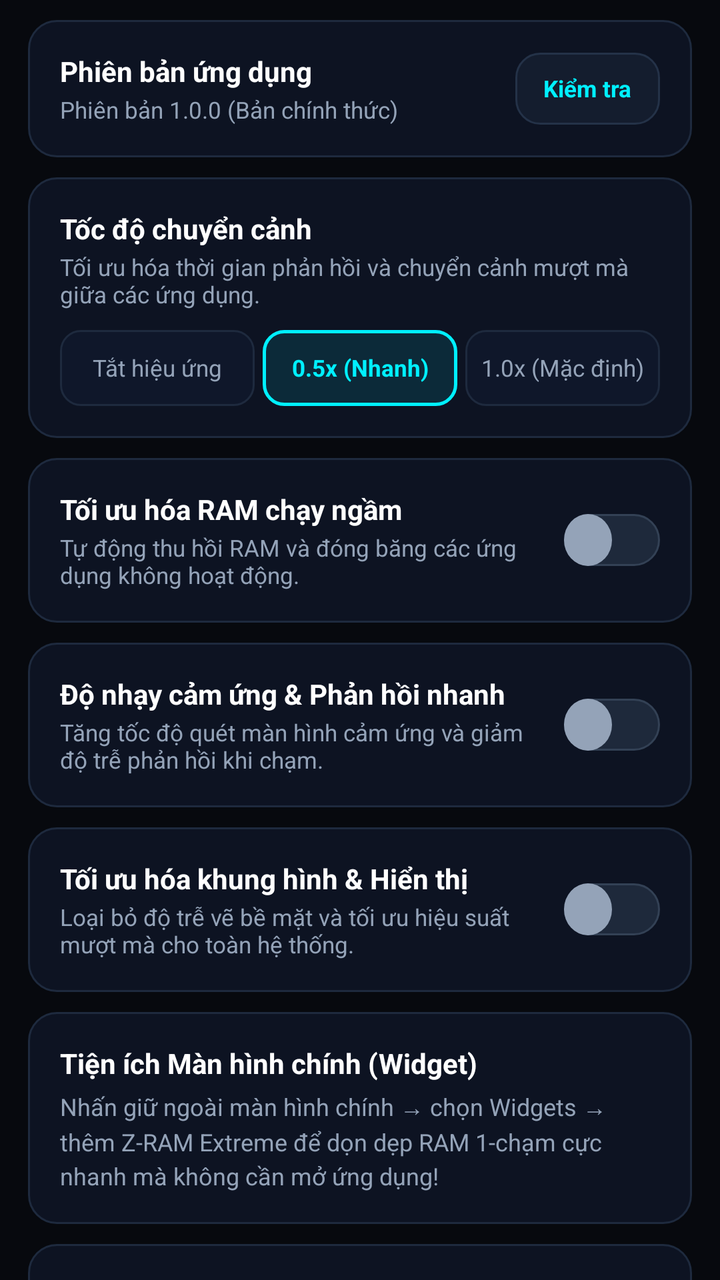
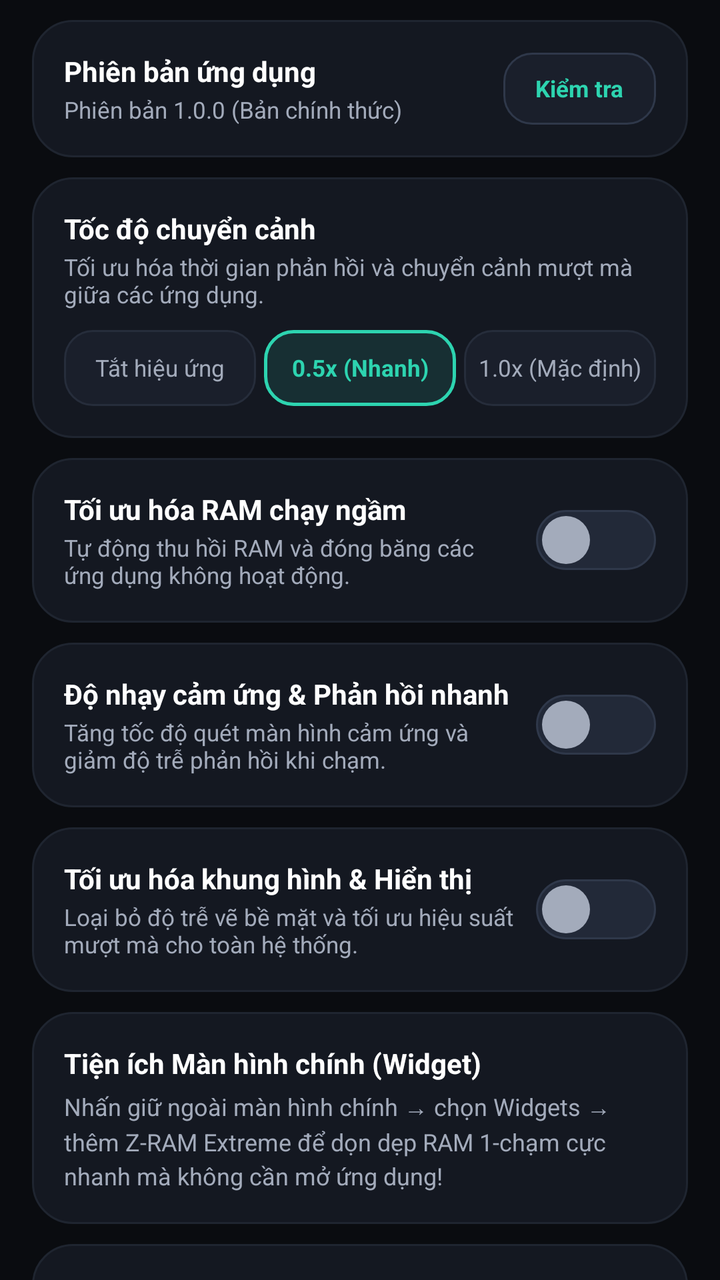

Two renders of the same Android screen: before a commit and after it. Below are the layout's source before the change and the commit's diff.
<!-- AndroidManifest.xml: application theme AppTheme -->
<!-- res/layout/tab_settings.xml -->
<?xml version="1.0" encoding="utf-8"?>
<ScrollView xmlns:android="http://schemas.android.com/apk/res/android"
    android:id="@+id/scroll_tab_settings"
    android:layout_width="match_parent"
    android:layout_height="match_parent"
    android:fillViewport="true"
    android:overScrollMode="never"
    android:scrollbars="none">

    <LinearLayout
        android:layout_width="match_parent"
        android:layout_height="wrap_content"
        android:orientation="vertical"
        android:paddingStart="14dp"
        android:paddingEnd="14dp"
        android:paddingTop="10dp"
        android:paddingBottom="80dp">

        
        <LinearLayout
            android:layout_width="match_parent"
            android:layout_height="wrap_content"
            android:orientation="horizontal"
            android:gravity="center_vertical"
            android:padding="16dp"
            android:background="@drawable/bg_card_bento">

            <LinearLayout
                android:layout_width="0dp"
                android:layout_height="wrap_content"
                android:layout_weight="1"
                android:orientation="vertical">

                <TextView
                    android:layout_width="wrap_content"
                    android:layout_height="wrap_content"
                    android:text="Phiên bản ứng dụng"
                    android:textColor="#FFFFFF"
                    android:textSize="14sp"
                    android:textStyle="bold" />

                <TextView
                    android:id="@+id/tv_settings_version_sub"
                    android:layout_width="wrap_content"
                    android:layout_height="wrap_content"
                    android:text="Phiên bản 1.0.0 (Bản chính thức)"
                    android:textColor="#94A3B8"
                    android:textSize="11.5sp"
                    android:layout_marginTop="2dp" />
            </LinearLayout>

            <Button
                android:id="@+id/btn_settings_check_update"
                android:layout_width="wrap_content"
                android:layout_height="36dp"
                android:background="@drawable/bg_btn_secondary"
                android:text="Kiểm tra"
                android:textColor="#00F0FF"
                android:textSize="11.5sp"
                android:textStyle="bold"
                android:paddingStart="14dp"
                android:paddingEnd="14dp" />
        </LinearLayout>

        
        <LinearLayout
            android:layout_width="match_parent"
            android:layout_height="wrap_content"
            android:orientation="vertical"
            android:padding="16dp"
            android:layout_marginTop="10dp"
            android:background="@drawable/bg_card_bento">

            <TextView
                android:layout_width="wrap_content"
                android:layout_height="wrap_content"
                android:text="Tốc độ chuyển cảnh"
                android:textColor="#FFFFFF"
                android:textSize="14sp"
                android:textStyle="bold" />

            <TextView
                android:layout_width="wrap_content"
                android:layout_height="wrap_content"
                android:text="Tối ưu hóa thời gian phản hồi và chuyển cảnh mượt mà giữa các ứng dụng."
                android:textColor="#94A3B8"
                android:textSize="11.5sp"
                android:layout_marginTop="2dp" />

            <LinearLayout
                android:layout_width="match_parent"
                android:layout_height="wrap_content"
                android:orientation="horizontal"
                android:layout_marginTop="10dp">

                <TextView
                    android:id="@+id/pill_anim_0"
                    android:layout_width="0dp"
                    android:layout_height="38dp"
                    android:layout_weight="1"
                    android:gravity="center"
                    android:layout_marginEnd="4dp"
                    android:background="@drawable/bg_chip_pill"
                    android:text="Tắt hiệu ứng"
                    android:textColor="#94A3B8"
                    android:textSize="11.5sp" />

                <TextView
                    android:id="@+id/pill_anim_05"
                    android:layout_width="0dp"
                    android:layout_height="38dp"
                    android:layout_weight="1"
                    android:gravity="center"
                    android:layout_marginEnd="4dp"
                    android:background="@drawable/bg_chip_pill_active"
                    android:text="0.5x (Nhanh)"
                    android:textColor="#00F0FF"
                    android:textSize="11.5sp"
                    android:textStyle="bold" />

                <TextView
                    android:id="@+id/pill_anim_1"
                    android:layout_width="0dp"
                    android:layout_height="38dp"
                    android:layout_weight="1"
                    android:gravity="center"
                    android:background="@drawable/bg_chip_pill"
                    android:text="1.0x (Mặc định)"
                    android:textColor="#94A3B8"
                    android:textSize="11.5sp" />
            </LinearLayout>
        </LinearLayout>

        
        <LinearLayout
            android:layout_width="match_parent"
            android:layout_height="wrap_content"
            android:orientation="horizontal"
            android:gravity="center_vertical"
            android:padding="16dp"
            android:layout_marginTop="10dp"
            android:background="@drawable/bg_card_bento">

            <LinearLayout
                android:layout_width="0dp"
                android:layout_height="wrap_content"
                android:layout_weight="1"
                android:orientation="vertical"
                android:layout_marginEnd="8dp">

                <TextView
                    android:layout_width="wrap_content"
                    android:layout_height="wrap_content"
                    android:text="Tối ưu hóa RAM chạy ngầm"
                    android:textColor="#FFFFFF"
                    android:textSize="14sp"
                    android:textStyle="bold" />

                <TextView
                    android:layout_width="wrap_content"
                    android:layout_height="wrap_content"
                    android:text="Tự động thu hồi RAM và đóng băng các ứng dụng không hoạt động."
                    android:textColor="#94A3B8"
                    android:textSize="11.5sp"
                    android:layout_marginTop="2dp" />
            </LinearLayout>

            <Switch
                android:id="@+id/switch_settings_lowram"
                style="@style/ShadcnSwitch"
                android:layout_width="wrap_content"
                android:layout_height="wrap_content"
                android:showText="false"
                android:textOn=""
                android:textOff=""
                android:switchMinWidth="48dp"
                android:thumbTextPadding="0dp"
                android:splitTrack="false"
                android:track="@drawable/switch_track"
                android:thumb="@drawable/switch_thumb" />
        </LinearLayout>

        
        <LinearLayout
            android:layout_width="match_parent"
            android:layout_height="wrap_content"
            android:orientation="horizontal"
            android:gravity="center_vertical"
            android:padding="16dp"
            android:layout_marginTop="10dp"
            android:background="@drawable/bg_card_bento">

            <LinearLayout
                android:layout_width="0dp"
                android:layout_height="wrap_content"
                android:layout_weight="1"
                android:orientation="vertical"
                android:layout_marginEnd="8dp">

                <TextView
                    android:layout_width="wrap_content"
                    android:layout_height="wrap_content"
                    android:text="Độ nhạy cảm ứng &amp; Phản hồi nhanh"
                    android:textColor="#FFFFFF"
                    android:textSize="14sp"
                    android:textStyle="bold" />

                <TextView
                    android:layout_width="wrap_content"
                    android:layout_height="wrap_content"
                    android:text="Tăng tốc độ quét màn hình cảm ứng và giảm độ trễ phản hồi khi chạm."
                    android:textColor="#94A3B8"
                    android:textSize="11.5sp"
                    android:layout_marginTop="2dp" />
            </LinearLayout>

            <Switch
                android:id="@+id/switch_settings_touch"
                style="@style/ShadcnSwitch"
                android:layout_width="wrap_content"
                android:layout_height="wrap_content"
                android:showText="false"
                android:textOn=""
                android:textOff=""
                android:switchMinWidth="48dp"
                android:thumbTextPadding="0dp"
                android:splitTrack="false"
                android:track="@drawable/switch_track"
                android:thumb="@drawable/switch_thumb" />
        </LinearLayout>

        
        <LinearLayout
            android:layout_width="match_parent"
            android:layout_height="wrap_content"
            android:orientation="horizontal"
            android:gravity="center_vertical"
            android:padding="16dp"
            android:layout_marginTop="10dp"
            android:background="@drawable/bg_card_bento">

            <LinearLayout
                android:layout_width="0dp"
                android:layout_height="wrap_content"
                android:layout_weight="1"
                android:orientation="vertical"
                android:layout_marginEnd="8dp">

                <TextView
                    android:layout_width="wrap_content"
                    android:layout_height="wrap_content"
                    android:text="Tối ưu hóa khung hình &amp; Hiển thị"
                    android:textColor="#FFFFFF"
                    android:textSize="14sp"
                    android:textStyle="bold" />

                <TextView
                    android:layout_width="wrap_content"
                    android:layout_height="wrap_content"
                    android:text="Loại bỏ độ trễ vẽ bề mặt và tối ưu hiệu suất mượt mà cho toàn hệ thống."
                    android:textColor="#94A3B8"
                    android:textSize="11.5sp"
                    android:layout_marginTop="2dp" />
            </LinearLayout>

            <Switch
                android:id="@+id/switch_settings_zerolatency"
                style="@style/ShadcnSwitch"
                android:layout_width="wrap_content"
                android:layout_height="wrap_content"
                android:showText="false"
                android:textOn=""
                android:textOff=""
                android:switchMinWidth="48dp"
                android:thumbTextPadding="0dp"
                android:splitTrack="false"
                android:track="@drawable/switch_track"
                android:thumb="@drawable/switch_thumb" />
        </LinearLayout>

        
        <LinearLayout
            android:layout_width="match_parent"
            android:layout_height="wrap_content"
            android:orientation="vertical"
            android:padding="16dp"
            android:layout_marginTop="10dp"
            android:background="@drawable/bg_card_bento">

            <TextView
                android:layout_width="wrap_content"
                android:layout_height="wrap_content"
                android:text="Tiện ích Màn hình chính (Widget)"
                android:textColor="#FFFFFF"
                android:textSize="14sp"
                android:textStyle="bold" />

            <TextView
                android:layout_width="wrap_content"
                android:layout_height="wrap_content"
                android:text="Nhấn giữ ngoài màn hình chính → chọn Widgets → thêm Z-RAM Extreme để dọn dẹp RAM 1-chạm cực nhanh mà không cần mở ứng dụng!"
                android:textColor="#94A3B8"
                android:textSize="12sp"
                android:lineSpacingExtra="3dp"
                android:layout_marginTop="4dp" />
        </LinearLayout>

        
        <LinearLayout
            android:layout_width="match_parent"
            android:layout_height="wrap_content"
            android:orientation="vertical"
            android:padding="16dp"
            android:layout_marginTop="10dp"
            android:background="@drawable/bg_card_bento">

            <TextView
                android:layout_width="wrap_content"
                android:layout_height="wrap_content"
                android:text="Thông tin thiết bị"
                android:textColor="#FFFFFF"
                android:textSize="14sp"
                android:textStyle="bold" />

            <TextView
                android:id="@+id/tv_settings_device_info"
                android:layout_width="wrap_content"
                android:layout_height="wrap_content"
                android:text="Thiết bị: Samsung Galaxy A42 5G (SM-A426N)\nBộ xử lý: Qualcomm Snapdragon 750G 5G\nHệ điều hành: Android 13\nTrạng thái bộ nhớ: Đang hoạt động tối ưu"
                android:textColor="#94A3B8"
                android:textSize="12sp"
                android:lineSpacingExtra="4dp"
                android:layout_marginTop="6dp" />
        </LinearLayout>

    </LinearLayout>
</ScrollView>
<!-- resources referenced by this layout -->
<resources>
  <!-- drawable bg_btn_secondary (drawable) -->
  <?xml version="1.0" encoding="utf-8"?>
  <ripple xmlns:android="http://schemas.android.com/apk/res/android"
      android:color="#2000F0FF">
      <item>
          <shape android:shape="rectangle">
              <solid android:color="#141D2E" />
              <corners android:radius="12dp" />
              <stroke android:width="1dp" android:color="#243248" />
          </shape>
      </item>
  </ripple>
  <!-- drawable bg_card_bento (drawable) -->
  <?xml version="1.0" encoding="utf-8"?>
  <shape xmlns:android="http://schemas.android.com/apk/res/android"
      android:shape="rectangle">
      <solid android:color="#0D1322" />
      <corners android:radius="14dp" />
      <stroke android:width="1dp" android:color="#1E2A3E" />
  </shape>
  <!-- drawable bg_chip_pill (drawable) -->
  <?xml version="1.0" encoding="utf-8"?>
  <shape xmlns:android="http://schemas.android.com/apk/res/android"
      android:shape="rectangle">
      <solid android:color="#0F172A" />
      <corners android:radius="10dp" />
      <stroke android:width="1dp" android:color="#1E2A3E" />
  </shape>
  <!-- drawable bg_chip_pill_active (drawable) -->
  <?xml version="1.0" encoding="utf-8"?>
  <shape xmlns:android="http://schemas.android.com/apk/res/android"
      android:shape="rectangle">
      <solid android:color="#1A00F0FF" />
      <corners android:radius="10dp" />
      <stroke android:width="1.5dp" android:color="#00F0FF" />
  </shape>
  <!-- drawable switch_thumb (drawable) -->
  <?xml version="1.0" encoding="utf-8"?>
  <selector xmlns:android="http://schemas.android.com/apk/res/android">
      <item android:state_checked="true">
          <shape android:shape="oval">
              <solid android:color="#050811" />
              <stroke android:width="2dp" android:color="#FFFFFF" />
              <size android:width="24dp" android:height="24dp" />
          </shape>
      </item>
      <item>
          <shape android:shape="oval">
              <solid android:color="#94A3B8" />
              <size android:width="24dp" android:height="24dp" />
          </shape>
      </item>
  </selector>
  <!-- drawable switch_track (drawable) -->
  <?xml version="1.0" encoding="utf-8"?>
  <selector xmlns:android="http://schemas.android.com/apk/res/android">
      <item android:state_checked="true">
          <shape android:shape="rectangle">
              <solid android:color="#00F0FF" />
              <corners android:radius="13dp" />
              <size android:width="48dp" android:height="26dp" />
          </shape>
      </item>
      <item>
          <shape android:shape="rectangle">
              <solid android:color="#1E293B" />
              <stroke android:width="1dp" android:color="#334155" />
              <corners android:radius="13dp" />
              <size android:width="48dp" android:height="26dp" />
          </shape>
      </item>
  </selector>
  <style name="ShadcnSwitch">
          <item name="android:track">@drawable/switch_track</item>
          <item name="android:thumb">@drawable/switch_thumb</item>
          <item name="android:switchMinWidth">48dp</item>
          <item name="android:thumbTextPadding">0dp</item>
          <item name="android:showText">false</item>
          <item name="android:textOn" />
          <item name="android:textOff" />
          <item name="android:splitTrack">false</item>
      </style>
  <style name="AppTheme" parent="@android:style/Theme.NoTitleBar">
          <item name="android:windowBackground">@color/background</item>
          <item name="android:statusBarColor">#07090E</item>
          <item name="android:navigationBarColor">#07090E</item>
      </style>
  <color name="background">#07090E</color>
</resources>

<!-- the commit's change to res/layout/tab_settings.xml (unified diff, before → after) -->
@@ -11,10 +11,10 @@
         android:layout_width="match_parent"
         android:layout_height="wrap_content"
         android:orientation="vertical"
-        android:paddingStart="14dp"
-        android:paddingEnd="14dp"
+        android:paddingStart="16dp"
+        android:paddingEnd="16dp"
         android:paddingTop="10dp"
-        android:paddingBottom="80dp">
+        android:paddingBottom="100dp">
 
         
         <LinearLayout
@@ -44,7 +44,7 @@
                     android:layout_width="wrap_content"
                     android:layout_height="wrap_content"
                     android:text="Phiên bản 1.0.0 (Bản chính thức)"
-                    android:textColor="#94A3B8"
+                    android:textColor="#A3ABBB"
                     android:textSize="11.5sp"
                     android:layout_marginTop="2dp" />
             </LinearLayout>
@@ -55,11 +55,11 @@
                 android:layout_height="36dp"
                 android:background="@drawable/bg_btn_secondary"
                 android:text="Kiểm tra"
-                android:textColor="#00F0FF"
+                android:textColor="#2DD4B0"
                 android:textSize="11.5sp"
                 android:textStyle="bold"
-                android:paddingStart="14dp"
-                android:paddingEnd="14dp" />
+                android:paddingStart="16dp"
+                android:paddingEnd="16dp" />
         </LinearLayout>
 
         
@@ -83,7 +83,7 @@
                 android:layout_width="wrap_content"
                 android:layout_height="wrap_content"
                 android:text="Tối ưu hóa thời gian phản hồi và chuyển cảnh mượt mà giữa các ứng dụng."
-                android:textColor="#94A3B8"
+                android:textColor="#A3ABBB"
                 android:textSize="11.5sp"
                 android:layout_marginTop="2dp" />
 
@@ -102,7 +102,7 @@
                     android:layout_marginEnd="4dp"
                     android:background="@drawable/bg_chip_pill"
                     android:text="Tắt hiệu ứng"
-                    android:textColor="#94A3B8"
+                    android:textColor="#A3ABBB"
                     android:textSize="11.5sp" />
 
                 <TextView
@@ -114,7 +114,7 @@
                     android:layout_marginEnd="4dp"
                     android:background="@drawable/bg_chip_pill_active"
                     android:text="0.5x (Nhanh)"
-                    android:textColor="#00F0FF"
+                    android:textColor="#2DD4B0"
                     android:textSize="11.5sp"
                     android:textStyle="bold" />
 
@@ -126,7 +126,7 @@
                     android:gravity="center"
                     android:background="@drawable/bg_chip_pill"
                     android:text="1.0x (Mặc định)"
-                    android:textColor="#94A3B8"
+                    android:textColor="#A3ABBB"
                     android:textSize="11.5sp" />
             </LinearLayout>
         </LinearLayout>
@@ -160,7 +160,7 @@
                     android:layout_width="wrap_content"
                     android:layout_height="wrap_content"
                     android:text="Tự động thu hồi RAM và đóng băng các ứng dụng không hoạt động."
-                    android:textColor="#94A3B8"
+                    android:textColor="#A3ABBB"
                     android:textSize="11.5sp"
                     android:layout_marginTop="2dp" />
             </LinearLayout>
@@ -209,7 +209,7 @@
                     android:layout_width="wrap_content"
                     android:layout_height="wrap_content"
                     android:text="Tăng tốc độ quét màn hình cảm ứng và giảm độ trễ phản hồi khi chạm."
-                    android:textColor="#94A3B8"
+                    android:textColor="#A3ABBB"
                     android:textSize="11.5sp"
                     android:layout_marginTop="2dp" />
             </LinearLayout>
@@ -258,7 +258,7 @@
                     android:layout_width="wrap_content"
                     android:layout_height="wrap_content"
                     android:text="Loại bỏ độ trễ vẽ bề mặt và tối ưu hiệu suất mượt mà cho toàn hệ thống."
-                    android:textColor="#94A3B8"
+                    android:textColor="#A3ABBB"
                     android:textSize="11.5sp"
                     android:layout_marginTop="2dp" />
             </LinearLayout>
@@ -299,7 +299,7 @@
                 android:layout_width="wrap_content"
                 android:layout_height="wrap_content"
                 android:text="Nhấn giữ ngoài màn hình chính → chọn Widgets → thêm Z-RAM Extreme để dọn dẹp RAM 1-chạm cực nhanh mà không cần mở ứng dụng!"
-                android:textColor="#94A3B8"
+                android:textColor="#A3ABBB"
                 android:textSize="12sp"
                 android:lineSpacingExtra="3dp"
                 android:layout_marginTop="4dp" />
@@ -327,7 +327,7 @@
                 android:layout_width="wrap_content"
                 android:layout_height="wrap_content"
                 android:text="Thiết bị: Samsung Galaxy A42 5G (SM-A426N)\nBộ xử lý: Qualcomm Snapdragon 750G 5G\nHệ điều hành: Android 13\nTrạng thái bộ nhớ: Đang hoạt động tối ưu"
-                android:textColor="#94A3B8"
+                android:textColor="#A3ABBB"
                 android:textSize="12sp"
                 android:lineSpacingExtra="4dp"
                 android:layout_marginTop="6dp" />
<!-- resource entries referenced after the edit -->
@@ -2,55 +2,52 @@
 <resources>
   <!-- drawable bg_btn_secondary (drawable) -->
   <?xml version="1.0" encoding="utf-8"?>
-  <ripple xmlns:android="http://schemas.android.com/apk/res/android"
-      android:color="#2000F0FF">
+  <ripple xmlns:android="http://schemas.android.com/apk/res/android" android:color="#202DD4B0">
       <item>
           <shape android:shape="rectangle">
-              <solid android:color="#141D2E" />
-              <corners android:radius="12dp" />
-              <stroke android:width="1dp" android:color="#243248" />
+              <solid android:color="#1A1F2B" />
+              <corners android:radius="14dp" />
+              <stroke android:width="1dp" android:color="#2F384A" />
           </shape>
       </item>
   </ripple>
   <!-- drawable bg_card_bento (drawable) -->
   <?xml version="1.0" encoding="utf-8"?>
-  <shape xmlns:android="http://schemas.android.com/apk/res/android"
-      android:shape="rectangle">
-      <solid android:color="#0D1322" />
-      <corners android:radius="14dp" />
-      <stroke android:width="1dp" android:color="#1E2A3E" />
+  <shape xmlns:android="http://schemas.android.com/apk/res/android" android:shape="rectangle">
+      <solid android:color="#141821" />
+      <corners android:radius="20dp" />
+      <stroke android:width="1dp" android:color="#1F2530" />
   </shape>
   <!-- drawable bg_chip_pill (drawable) -->
   <?xml version="1.0" encoding="utf-8"?>
-  <shape xmlns:android="http://schemas.android.com/apk/res/android"
-      android:shape="rectangle">
-      <solid android:color="#0F172A" />
-      <corners android:radius="10dp" />
-      <stroke android:width="1dp" android:color="#1E2A3E" />
+  <shape xmlns:android="http://schemas.android.com/apk/res/android" android:shape="rectangle">
+      <solid android:color="#1A1F2B" />
+      <corners android:radius="14dp" />
+      <stroke android:width="1dp" android:color="#262D3B" />
   </shape>
   <!-- drawable bg_chip_pill_active (drawable) -->
   <?xml version="1.0" encoding="utf-8"?>
-  <shape xmlns:android="http://schemas.android.com/apk/res/android"
-      android:shape="rectangle">
-      <solid android:color="#1A00F0FF" />
-      <corners android:radius="10dp" />
-      <stroke android:width="1.5dp" android:color="#00F0FF" />
+  <shape xmlns:android="http://schemas.android.com/apk/res/android" android:shape="rectangle">
+      <solid android:color="#1F2DD4B0" />
+      <corners android:radius="14dp" />
+      <stroke android:width="1.5dp" android:color="#2DD4B0" />
   </shape>
   <!-- drawable switch_thumb (drawable) -->
   <?xml version="1.0" encoding="utf-8"?>
   <selector xmlns:android="http://schemas.android.com/apk/res/android">
       <item android:state_checked="true">
-          <shape android:shape="oval">
-              <solid android:color="#050811" />
-              <stroke android:width="2dp" android:color="#FFFFFF" />
-              <size android:width="24dp" android:height="24dp" />
-          </shape>
+          <layer-list>
+              <item android:top="3dp" android:bottom="3dp" android:left="3dp" android:right="3dp">
+                  <shape android:shape="oval"><solid android:color="#04201B" /><size android:width="24dp" android:height="24dp" /></shape>
+              </item>
+          </layer-list>
       </item>
       <item>
-          <shape android:shape="oval">
-              <solid android:color="#94A3B8" />
-              <size android:width="24dp" android:height="24dp" />
-          </shape>
+          <layer-list>
+              <item android:top="3dp" android:bottom="3dp" android:left="3dp" android:right="3dp">
+                  <shape android:shape="oval"><solid android:color="#A3ABBB" /><size android:width="24dp" android:height="24dp" /></shape>
+              </item>
+          </layer-list>
       </item>
   </selector>
   <!-- drawable switch_track (drawable) -->
@@ -58,17 +55,17 @@
   <selector xmlns:android="http://schemas.android.com/apk/res/android">
       <item android:state_checked="true">
           <shape android:shape="rectangle">
-              <solid android:color="#00F0FF" />
-              <corners android:radius="13dp" />
-              <size android:width="48dp" android:height="26dp" />
+              <solid android:color="#2DD4B0" />
+              <corners android:radius="16dp" />
+              <size android:width="52dp" android:height="30dp" />
           </shape>
       </item>
       <item>
           <shape android:shape="rectangle">
-              <solid android:color="#1E293B" />
-              <stroke android:width="1dp" android:color="#334155" />
-              <corners android:radius="13dp" />
-              <size android:width="48dp" android:height="26dp" />
+              <solid android:color="#222938" />
+              <stroke android:width="1dp" android:color="#2F384A" />
+              <corners android:radius="16dp" />
+              <size android:width="52dp" android:height="30dp" />
           </shape>
       </item>
   </selector>
@@ -84,9 +81,9 @@
       </style>
   <style name="AppTheme" parent="@android:style/Theme.NoTitleBar">
           <item name="android:windowBackground">@color/background</item>
-          <item name="android:statusBarColor">#07090E</item>
-          <item name="android:navigationBarColor">#07090E</item>
+          <item name="android:statusBarColor">#0A0C10</item>
+          <item name="android:navigationBarColor">#0A0C10</item>
       </style>
-  <color name="background">#07090E</color>
+  <color name="background">#0A0C10</color>
 </resources>
 
